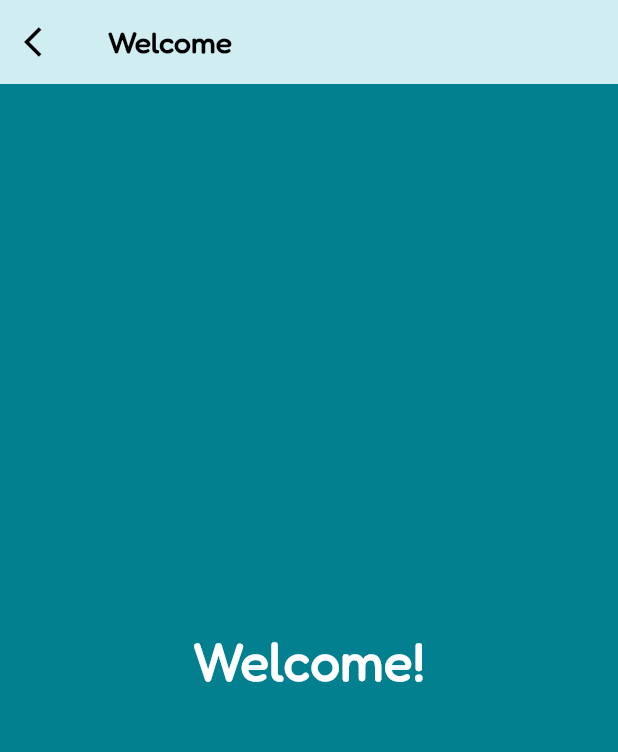
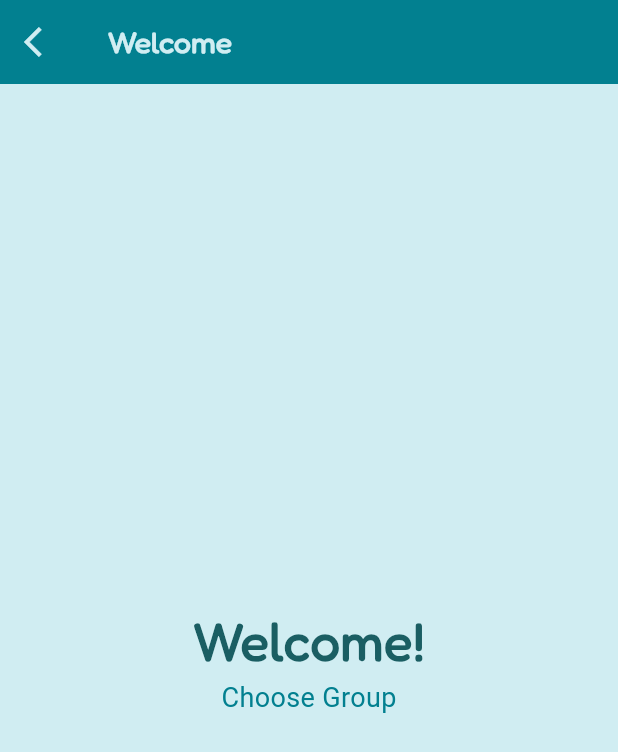
Before and after one commit to elviazamora338/app_2024, a Flutter app: the WelcomeScreen screen opened directly, on a phone screen of 412 x 824 dp. Shown: the top 752 px of the screen. Run offline on Flutter 3.47's test engine with Material 3 defaults, Android fonts, the phone set to English and light mode, and no system bars.

```diff
--- a/lib/screens/welcome_screen.dart
+++ b/lib/screens/welcome_screen.dart
@@ -15,7 +15,7 @@ class _WelcomeScreenState extends State<WelcomeScreen> {
         leading: IconButton(
           icon: const Icon(
             Icons.arrow_back_ios,
-            color: Colors.black,
+            color: Color(0xFFD0EDF2),
           ),
           tooltip: 'Back',
           onPressed: () {
@@ -26,15 +26,16 @@ class _WelcomeScreenState extends State<WelcomeScreen> {
         ),
         title: const Text("Welcome",
           style: TextStyle(
-            color: Colors.black,
+            color:  Color(0xFFD0EDF2),
             fontSize: 20,
             fontFamily: "Fredoka",
             fontWeight: FontWeight.bold,
           ),
         ),
-        backgroundColor: const Color(0xFFD0EDF2),
+        backgroundColor: const Color(0xFF028090),
       ),
-      backgroundColor: const Color(0xFF028090),
+
+      backgroundColor: const Color(0xFFD0EDF2),
       body:const Center(
         // creating a column
         child: Column(
@@ -47,10 +48,18 @@ class _WelcomeScreenState extends State<WelcomeScreen> {
             Text("Welcome!",
               textAlign: TextAlign.left,
               style: TextStyle(
-                color: Colors.white,
+                color: Color(0xFF1A5E63),
                 fontSize: 35,
                 fontFamily: "Fredoka",
                 fontWeight: FontWeight.bold,
+              ),
+            ),
+            Text("Choose Group",
+              style: TextStyle(
+                // need to add font family
+
+                fontSize: 18,
+                color: Color(0XFF028090),
               ),
             ),
           ],
```
